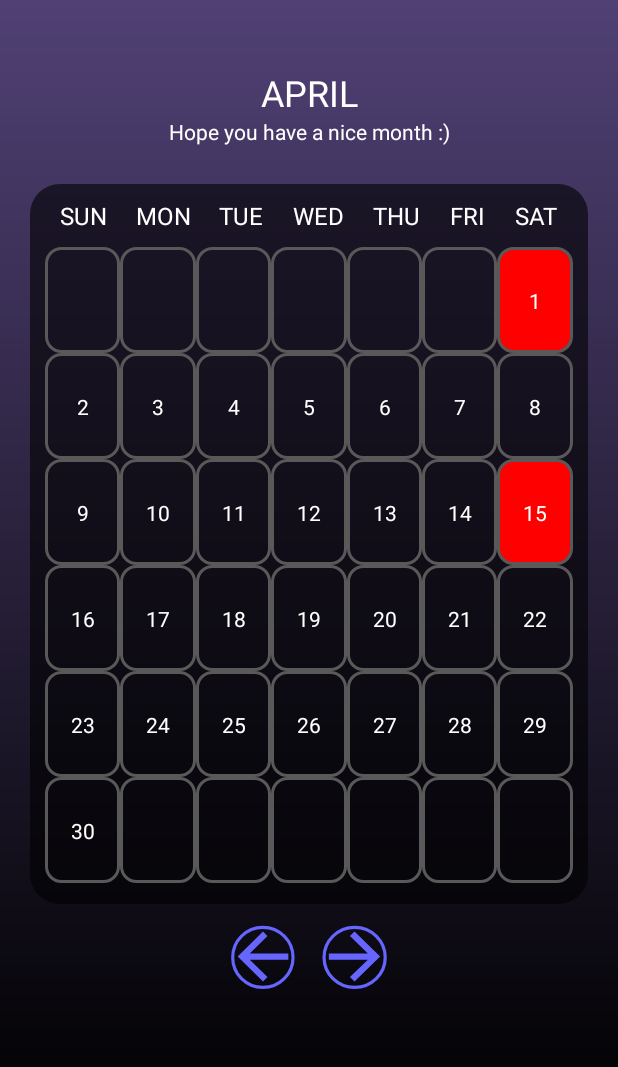
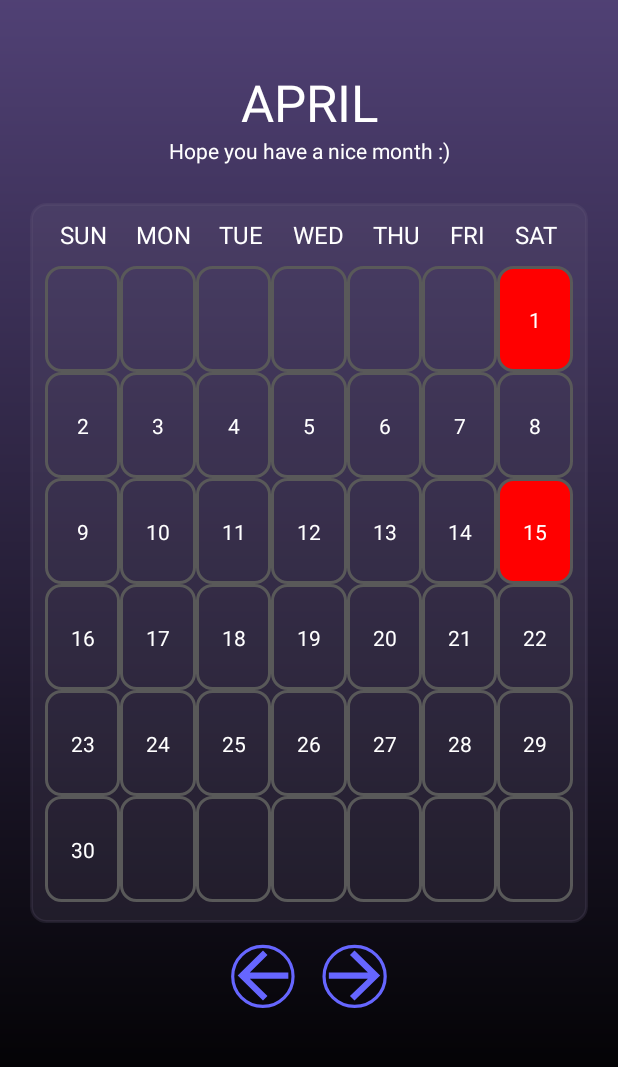
Before and after one commit to Dewvie-Github/Mamood-Diary, an Android app: the MainActivity screen opened directly, with no data from a screen before it, on a phone screen of 412 x 824 dp, the part 111-1178 px from its top. Run offline under Robolectric (Android 15) with nearby library versions, the phone set to English and light mode, and no system bars.

Commit message:
change color of activity_main

```diff
--- a/app/src/main/res/layout/activity_main.xml
+++ b/app/src/main/res/layout/activity_main.xml
@@ -54,7 +54,7 @@
             android:text="MONTH"
             android:textAlignment="center"
             android:textColor="#FFFFFF"
-            android:textSize="24sp" />
+            android:textSize="34sp" />
 
         <TextView
             android:layout_width="match_parent"
@@ -67,8 +67,7 @@
     <LinearLayout
         android:layout_width="match_parent"
         android:layout_height="480dp"
-        android:orientation="horizontal"
-        >
+        android:orientation="horizontal">
 
         <LinearLayout
             android:layout_width="match_parent"
@@ -76,7 +75,8 @@
             android:layout_marginLeft="20dp"
             android:layout_marginRight="20dp"
             android:layout_weight="8"
-            android:background="@drawable/calendar_view"
+            android:background="@drawable/calendar_cell_bg"
+            android:backgroundTint="#326E6481"
             android:orientation="vertical"
             android:paddingLeft="10dp"
             android:paddingTop="10dp"
```
